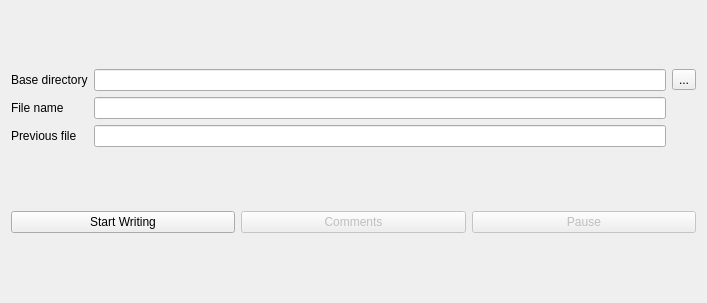
Above: writing.ui from usnistgov/dastardcommander before the change. Below: the same form after it.
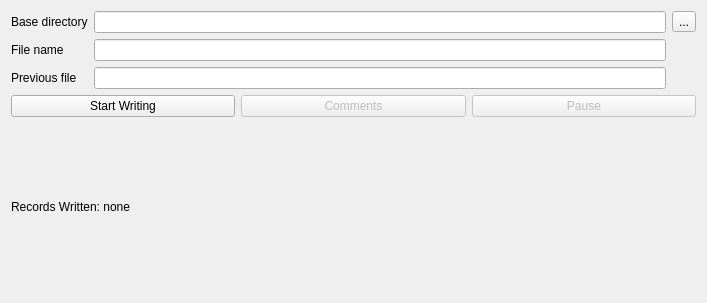
That is the form after the change.

Commit message: writing tab shows number written

The edit to the form file:
```diff
--- a/writing.ui
+++ b/writing.ui
@@ -115,6 +115,19 @@
      </item>
     </layout>
    </item>
+   <item>
+    <widget class="QLabel" name="label_numberWritten">
+     <property name="text">
+      <string>Records Written: none</string>
+     </property>
+     <property name="wordWrap">
+      <bool>true</bool>
+     </property>
+     <property name="textInteractionFlags">
+      <set>Qt::TextSelectableByMouse</set>
+     </property>
+    </widget>
+   </item>
   </layout>
  </widget>
  <resources/>
```
The commit also changes 2 other files.
